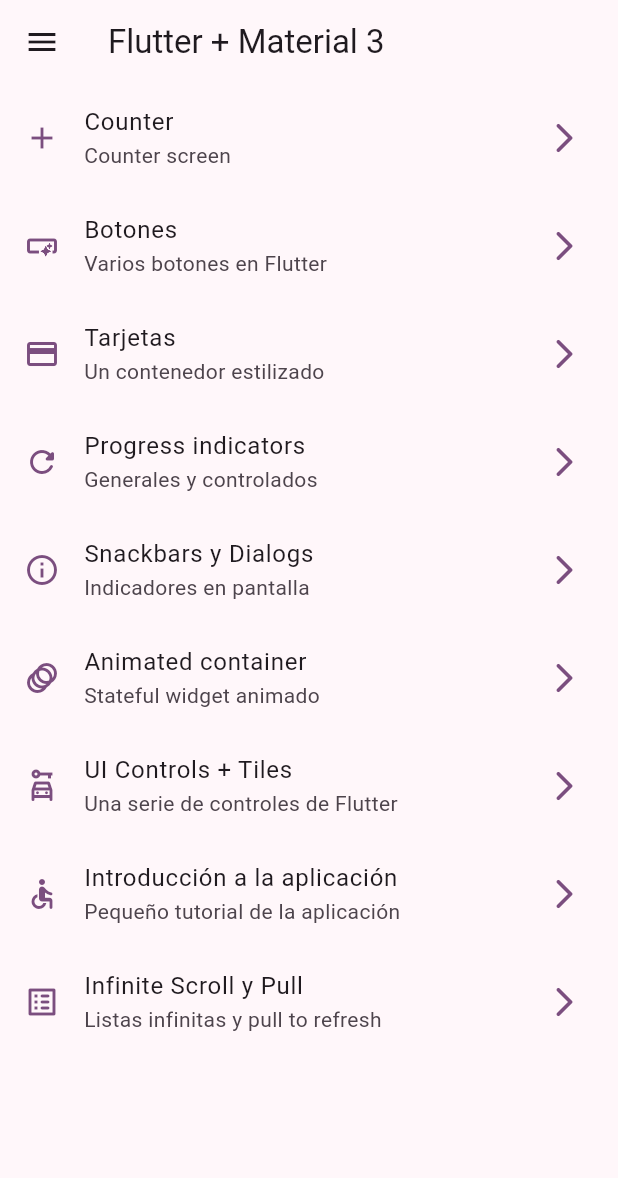
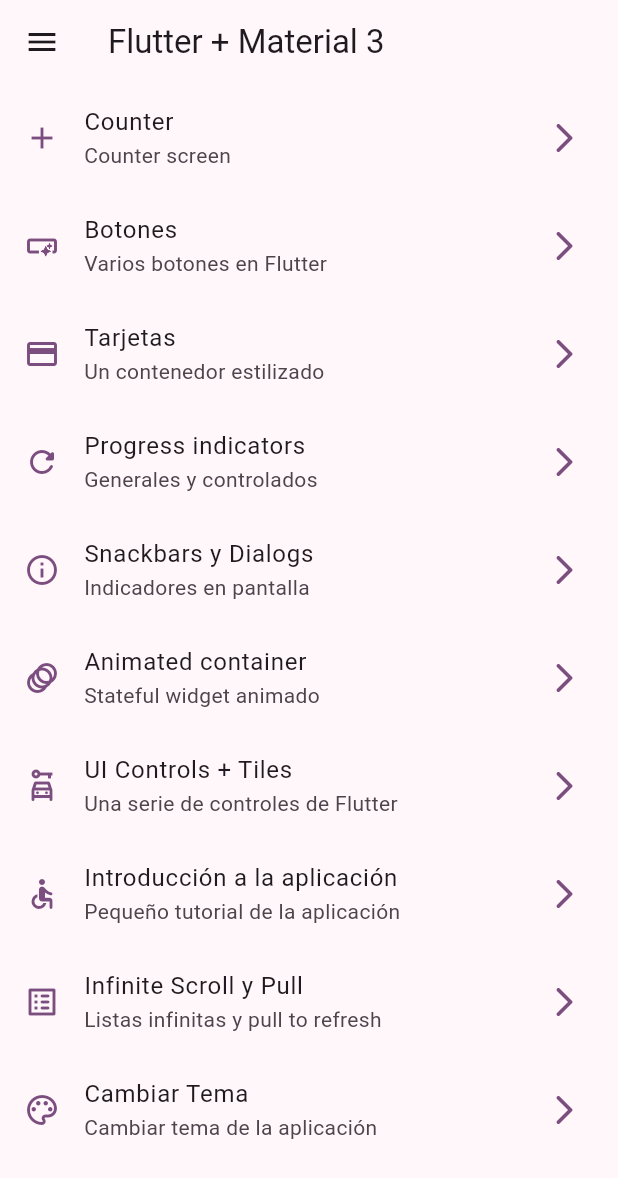
Before and after one commit to engelcituk/widgets-app, a Flutter app: the screen it shows after launch, on a phone screen of 412 x 824 dp. Shown: the top 1178 px of the screen. Run offline on Flutter 3.47's test engine with Material 2 defaults, Android fonts, the phone set to English and light mode, and no system bars; our stand-ins replace animate_do, flutter_riverpod, go_router.

Commit message:
Pantalla para cambiar colores

```diff
--- a/lib/config/menu/menu_items.dart
+++ b/lib/config/menu/menu_items.dart
@@ -72,7 +72,12 @@ const appMenuItems = <MenuItem>[
     link: '/infinite',
     icon: Icons.list_alt_rounded
   ),
-
+  MenuItem(
+    title: 'Cambiar Tema',
+    subTitle: 'Cambiar tema de la aplicación',
+    link: '/theme-changer',
+    icon: Icons.color_lens_outlined
+  ),
 
   // MenuItem(
   //   title: 'Progress',
--- a/lib/config/router/app_router.dart
+++ b/lib/config/router/app_router.dart
@@ -58,7 +58,11 @@ final appRouter = GoRouter(
       name: CounterScreen.name,
       builder: (context, state) => const CounterScreen(),
     ),
-
+    GoRoute(
+      path: '/theme-changer',
+      name: ThemeChangerSCreen.name,
+      builder: (context, state) => const ThemeChangerSCreen(),
+    ),
 
   ],
 );
--- a/lib/presentation/screens/counter/counter_screen.dart
+++ b/lib/presentation/screens/counter/counter_screen.dart
@@ -1,7 +1,7 @@
 import 'package:flutter/material.dart';
 import 'package:flutter_riverpod/flutter_riverpod.dart';
 import 'package:widgets_app/presentation/providers/counter_provider.dart';
-import 'package:widgets_app/presentation/screens/counter/theme_provider.dart';
+import 'package:widgets_app/presentation/providers/theme_provider.dart';
 
 class CounterScreen extends ConsumerWidget {
   static const String name = 'counter_screen';
--- a/lib/presentation/screens/counter/theme_provider.dart
+++ /dev/null
@@ -1,4 +0,0 @@
-
-import 'package:flutter_riverpod/flutter_riverpod.dart';
-
-final isDarkModeProvider = StateProvider<bool>((ref) => true);
--- a/lib/presentation/screens/sreens.dart
+++ b/lib/presentation/screens/sreens.dart
@@ -1,3 +1,4 @@
+
 
 
 export 'package:widgets_app/presentation/screens/animated/animated_screen.dart';
@@ -9,4 +10,5 @@ export 'package:widgets_app/presentation/screens/home/home_screen.dart';
 export 'package:widgets_app/presentation/screens/infinite_scroll/infinite_scroll_screen.dart';
 export 'package:widgets_app/presentation/screens/progress/progress_screen.dart';
 export 'package:widgets_app/presentation/screens/snackbar/snackbar_screen.dart';
+export 'package:widgets_app/presentation/screens/theme_changer/theme_changer_screen.dart';
 export 'package:widgets_app/presentation/screens/ui_controls/ui_controls_screen.dart';
```
Also changed, not shown: lib/presentation/providers/theme_provider.dart (added, +8 -0 lines), lib/presentation/screens/theme_changer/theme_changer_screen.dart (added, +61 -0 lines).
